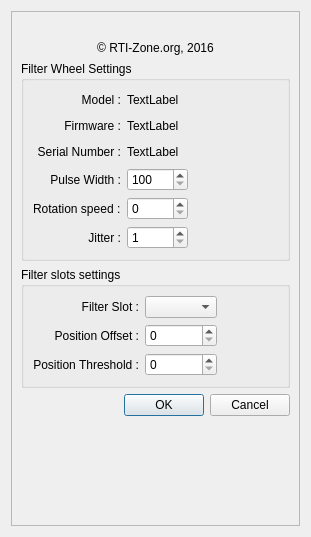
Before: the Qt Designer form XagylFilterWheels.ui in rpineau/XagylFilterWheel, drawn with Qt 5.
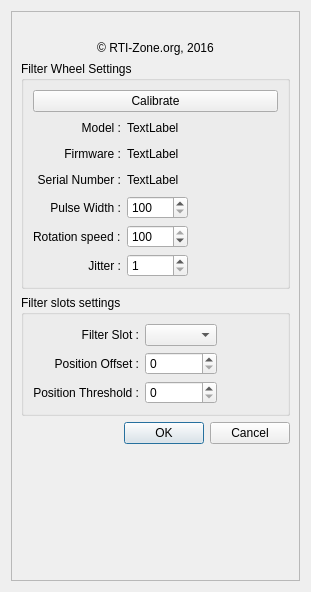
After: the same form once the commit is applied. Icons and pictures are not drawn. Custom widgets are drawn as their Qt base class.

Commit message: Adding the Calibreate button.

Patch:
```diff
--- a/XagylFilterWheels.ui
+++ b/XagylFilterWheels.ui
@@ -7,7 +7,7 @@
     <x>0</x>
     <y>0</y>
     <width>311</width>
-    <height>537</height>
+    <height>592</height>
    </rect>
   </property>
   <property name="windowTitle">
@@ -62,7 +62,7 @@
         </item>
        </layout>
       </item>
-      <item row="1" column="0" colspan="2">
+      <item row="2" column="0" colspan="2">
        <widget class="QGroupBox" name="groupBox_2">
         <property name="minimumSize">
          <size>
@@ -74,21 +74,25 @@
          <string>Filter Wheel Settings</string>
         </property>
         <layout class="QGridLayout" name="gridLayout_3">
-         <item row="3" column="1">
-          <widget class="QSpinBox" name="spinBox">
-           <property name="minimum">
-            <number>100</number>
+         <item row="3" column="0">
+          <widget class="QLabel" name="label_8">
+           <property name="text">
+            <string>Serial Number :</string>
            </property>
-           <property name="maximum">
-            <number>10000</number>
+           <property name="alignment">
+            <set>Qt::AlignRight|Qt::AlignTrailing|Qt::AlignVCenter</set>
            </property>
-           <property name="singleStep">
-            <number>100</number>
+          </widget>
+         </item>
+         <item row="2" column="1">
+          <widget class="QLabel" name="label_7">
+           <property name="text">
+            <string>TextLabel</string>
            </property>
           </widget>
          </item>
-         <item row="3" column="2">
-          <spacer name="horizontalSpacer_3">
+         <item row="2" column="2">
+          <spacer name="horizontalSpacer_6">
            <property name="orientation">
             <enum>Qt::Horizontal</enum>
            </property>
@@ -100,14 +104,7 @@
            </property>
           </spacer>
          </item>
-         <item row="2" column="1">
-          <widget class="QLabel" name="label_9">
-           <property name="text">
-            <string>TextLabel</string>
-           </property>
-          </widget>
-         </item>
-         <item row="0" column="0">
+         <item row="1" column="0">
           <widget class="QLabel" name="label_4">
            <property name="layoutDirection">
             <enum>Qt::LeftToRight</enum>
@@ -120,37 +117,7 @@
            </property>
           </widget>
          </item>
-         <item row="0" column="2">
-          <spacer name="horizontalSpacer_5">
-           <property name="orientation">
-            <enum>Qt::Horizontal</enum>
-           </property>
-           <property name="sizeHint" stdset="0">
-            <size>
-             <width>40</width>
-             <height>20</height>
-            </size>
-           </property>
-          </spacer>
-         </item>
-         <item row="3" column="0">
-          <widget class="QLabel" name="label_3">
-           <property name="text">
-            <string>Pulse Width :</string>
-           </property>
-           <property name="alignment">
-            <set>Qt::AlignRight|Qt::AlignTrailing|Qt::AlignVCenter</set>
-           </property>
-          </widget>
-         </item>
-         <item row="0" column="1">
-          <widget class="QLabel" name="label_5">
-           <property name="text">
-            <string>TextLabel</string>
-           </property>
-          </widget>
-         </item>
-         <item row="4" column="2">
+         <item row="5" column="2">
           <spacer name="horizontalSpacer_8">
            <property name="orientation">
             <enum>Qt::Horizontal</enum>
@@ -163,7 +130,47 @@
            </property>
           </spacer>
          </item>
-         <item row="1" column="0">
+         <item row="4" column="2">
+          <spacer name="horizontalSpacer_3">
+           <property name="orientation">
+            <enum>Qt::Horizontal</enum>
+           </property>
+           <property name="sizeHint" stdset="0">
+            <size>
+             <width>40</width>
+             <height>20</height>
+            </size>
+           </property>
+          </spacer>
+         </item>
+         <item row="6" column="2">
+          <spacer name="horizontalSpacer_9">
+           <property name="orientation">
+            <enum>Qt::Horizontal</enum>
+           </property>
+           <property name="sizeHint" stdset="0">
+            <size>
+             <width>40</width>
+             <height>20</height>
+            </size>
+           </property>
+          </spacer>
+         </item>
+         <item row="3" column="1">
+          <widget class="QLabel" name="label_9">
+           <property name="text">
+            <string>TextLabel</string>
+           </property>
+          </widget>
+         </item>
+         <item row="1" column="1">
+          <widget class="QLabel" name="label_5">
+           <property name="text">
+            <string>TextLabel</string>
+           </property>
+          </widget>
+         </item>
+         <item row="2" column="0">
           <widget class="QLabel" name="label_6">
            <property name="text">
             <string>Firmware :</string>
@@ -173,30 +180,43 @@
            </property>
           </widget>
          </item>
-         <item row="1" column="2">
-          <spacer name="horizontalSpacer_6">
-           <property name="orientation">
-            <enum>Qt::Horizontal</enum>
+         <item row="5" column="1">
+          <widget class="QSpinBox" name="spinBox_2">
+           <property name="maximum">
+            <number>100</number>
            </property>
-           <property name="sizeHint" stdset="0">
-            <size>
-             <width>40</width>
-             <height>20</height>
-            </size>
+           <property name="singleStep">
+            <number>10</number>
            </property>
-          </spacer>
-         </item>
-         <item row="2" column="0">
-          <widget class="QLabel" name="label_8">
-           <property name="text">
-            <string>Serial Number :</string>
-           </property>
-           <property name="alignment">
-            <set>Qt::AlignRight|Qt::AlignTrailing|Qt::AlignVCenter</set>
+           <property name="value">
+            <number>100</number>
            </property>
           </widget>
          </item>
          <item row="4" column="0">
+          <widget class="QLabel" name="label_3">
+           <property name="text">
+            <string>Pulse Width :</string>
+           </property>
+           <property name="alignment">
+            <set>Qt::AlignRight|Qt::AlignTrailing|Qt::AlignVCenter</set>
+           </property>
+          </widget>
+         </item>
+         <item row="1" column="2">
+          <spacer name="horizontalSpacer_5">
+           <property name="orientation">
+            <enum>Qt::Horizontal</enum>
+           </property>
+           <property name="sizeHint" stdset="0">
+            <size>
+             <width>40</width>
+             <height>20</height>
+            </size>
+           </property>
+          </spacer>
+         </item>
+         <item row="5" column="0">
           <widget class="QLabel" name="label_10">
            <property name="text">
             <string>Rotation speed :</string>
@@ -204,23 +224,19 @@
           </widget>
          </item>
          <item row="4" column="1">
-          <widget class="QSpinBox" name="spinBox_2">
+          <widget class="QSpinBox" name="spinBox">
+           <property name="minimum">
+            <number>100</number>
+           </property>
            <property name="maximum">
-            <number>100</number>
+            <number>10000</number>
            </property>
            <property name="singleStep">
             <number>10</number>
            </property>
           </widget>
          </item>
-         <item row="1" column="1">
-          <widget class="QLabel" name="label_7">
-           <property name="text">
-            <string>TextLabel</string>
-           </property>
-          </widget>
-         </item>
-         <item row="2" column="2">
+         <item row="3" column="2">
           <spacer name="horizontalSpacer_7">
            <property name="orientation">
             <enum>Qt::Horizontal</enum>
@@ -233,7 +249,7 @@
            </property>
           </spacer>
          </item>
-         <item row="5" column="0">
+         <item row="6" column="0">
           <widget class="QLabel" name="label_11">
            <property name="text">
             <string>Jitter :</string>
@@ -243,7 +259,7 @@
            </property>
           </widget>
          </item>
-         <item row="5" column="1">
+         <item row="6" column="1">
           <widget class="QSpinBox" name="spinBox_3">
            <property name="minimum">
             <number>1</number>
@@ -253,23 +269,17 @@
            </property>
           </widget>
          </item>
-         <item row="5" column="2">
-          <spacer name="horizontalSpacer_9">
-           <property name="orientation">
-            <enum>Qt::Horizontal</enum>
+         <item row="0" column="0" colspan="3">
+          <widget class="QPushButton" name="pushButton">
+           <property name="text">
+            <string>Calibrate</string>
            </property>
-           <property name="sizeHint" stdset="0">
-            <size>
-             <width>40</width>
-             <height>20</height>
-            </size>
-           </property>
-          </spacer>
+          </widget>
          </item>
         </layout>
        </widget>
       </item>
-      <item row="2" column="0" colspan="2">
+      <item row="3" column="0" colspan="2">
        <widget class="QGroupBox" name="groupBox">
         <property name="minimumSize">
          <size>
@@ -369,7 +379,7 @@
         </layout>
        </widget>
       </item>
-      <item row="3" column="0" colspan="2">
+      <item row="4" column="0" colspan="2">
        <layout class="QHBoxLayout" name="horizontalLayout_3">
         <item>
          <spacer name="horizontalSpacer">
@@ -389,6 +399,9 @@
           <property name="text">
            <string>OK</string>
           </property>
+          <property name="default">
+           <bool>true</bool>
+          </property>
          </widget>
         </item>
         <item>
```
Left out of the diff: 2 changed lines with no effect on the pictures.
